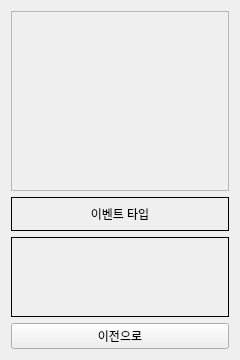
Above: gui/atc_gui/ui/object_detail_dialog.ui from heyjay1002/project-deeplearning-falcon before the change. Below: the same form after it.
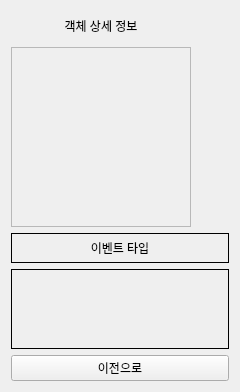
That is the form after the change.

Commit message: [ATC-GUI] 마커, 상세보기 오류 수정

Diff of the .ui file:
```diff
--- a/gui/atc_gui/ui/object_detail_dialog.ui
+++ b/gui/atc_gui/ui/object_detail_dialog.ui
@@ -11,6 +11,28 @@
    </rect>
   </property>
   <layout class="QVBoxLayout" name="verticalLayout">
+   <item>
+    <widget class="QLabel" name="title_label">
+     <property name="minimumSize">
+      <size>
+       <width>180</width>
+       <height>30</height>
+      </size>
+     </property>
+     <property name="maximumSize">
+      <size>
+       <width>180</width>
+       <height>16777215</height>
+      </size>
+     </property>
+     <property name="alignment">
+      <set>Qt::AlignCenter</set>
+     </property>
+     <property name="text">
+      <string>객체 상세 정보</string>
+     </property>
+    </widget>
+   </item>
    <item>
     <widget class="QLabel" name="detail_img">
      <property name="minimumSize">
@@ -19,6 +41,12 @@
        <height>180</height>
       </size>
      </property>
+     <property name="maximumSize">
+      <size>
+       <width>180</width>
+       <height>16777215</height>
+      </size>
+     </property>
      <property name="frameShape">
       <enum>QFrame::StyledPanel</enum>
      </property>
```
Left out of the diff: 6 changed lines with no effect on the pictures. The commit also changes 35 other files.
